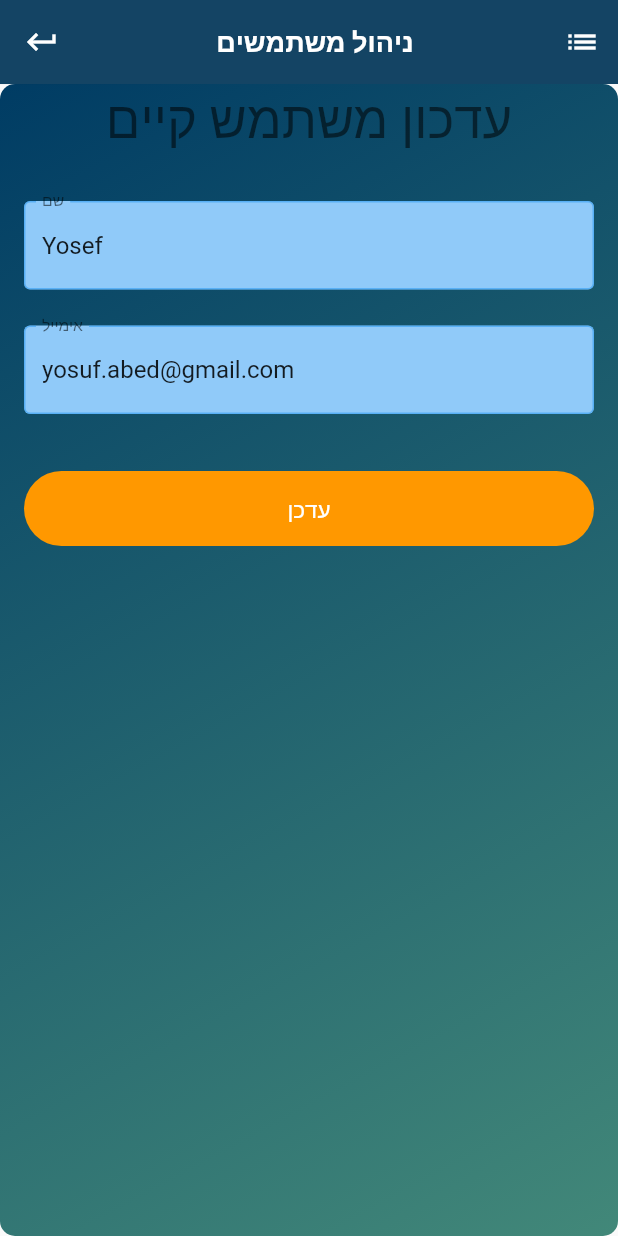
After one commit to mustafma/pamon, a Flutter app: the UsersDashboardPage screen opened by its route, after a tap on "שנה", on a phone screen of 412 x 824 dp. The commit adds this screen. Run offline on Flutter 3.47's test engine with Material 2 defaults, Android fonts, the phone set to English and light mode, and no system bars; our stand-ins replace badges, cloud_firestore, cloud_functions, firebase_auth, firebase_messaging, get_it and 1 more; missing offline and left inert: flutter_emoji; accounts and stored records are empty.

Commit message:
new stryle

```diff
--- /dev/null
+++ b/lib/Components/flat_button_custom.dart
@@ -0,0 +1,68 @@
+import 'package:flutter/material.dart';
+
+class FlatButtonCustom extends StatelessWidget {
+  final GestureTapCallback onTap;
+  final IconData iconData;
+  final String title;
+  final EdgeInsetsGeometry padding;
+  final EdgeInsetsGeometry margin;
+  final Color color;
+  final bool isEnabled;
+
+  FlatButtonCustom({
+    this.title,
+    @required this.onTap,
+    this.iconData,
+    this.margin,
+    this.color,
+    this.isEnabled = true,
+    this.padding,
+  });
+
+  @override
+  Widget build(BuildContext context) {
+    return Container(
+      height: 50,
+      margin: margin ?? EdgeInsets.fromLTRB(16, 16, 16, 16),
+      child: InkWell(
+        borderRadius: BorderRadius.circular(30),
+        onTap: () {
+          FocusScope.of(context).requestFocus(new FocusNode());
+          if (isEnabled) {
+            onTap();
+          }
+        },
+        child: Container(
+          decoration: BoxDecoration(
+            color: color ?? Color(0xFF6c5ce7),
+            borderRadius: BorderRadius.circular(30),
+          ),
+          padding: padding ?? EdgeInsets.all(10.0),
+          child: Row(
+            mainAxisAlignment: MainAxisAlignment.center,
+            children: <Widget>[
+              if (iconData != null)
+                Icon(
+                  iconData,
+                  color: Colors.white,
+                  size: 20,
+                ),
+              if (iconData != null)
+                SizedBox(
+                  width: 20,
+                ),
+              if (title != null)
+                Text(
+                  title,
+                  style: TextStyle(
+                    fontSize: 15,
+                    color: Colors.white,
+                  ),
+                )
+            ],
+          ),
+        ),
+      ),
+    );
+  }
+}
--- /dev/null
+++ b/lib/Components/page_header.dart
@@ -0,0 +1,28 @@
+import 'package:flutter/material.dart';
+
+class PageHeader extends StatelessWidget {
+  final String title;
+  final double marginBottom;
+  const PageHeader({
+    @required this.title,
+    this.marginBottom,
+    Key key,
+  }) : super(key: key);
+
+  @override
+  Widget build(BuildContext context) {
+    return Column(
+      crossAxisAlignment: CrossAxisAlignment.start,
+      children: <Widget>[
+        Container(
+          margin: EdgeInsets.symmetric(horizontal: 16),
+          child: Text(
+            title,
+            style: Theme.of(context).textTheme.display1,
+          ),
+        ),
+        SizedBox(height: marginBottom ?? 20),
+      ],
+    );
+  }
+}
--- /dev/null
+++ b/lib/Components/shadow_container.dart
@@ -0,0 +1,38 @@
+import 'package:BridgeTeam/model_providers/theme_provider.dart';
+import 'package:flutter/material.dart';
+import 'package:provider/provider.dart';
+
+class ShadowContainer extends StatelessWidget {
+  final EdgeInsets margin;
+  final EdgeInsets padding;
+  final Widget child;
+
+  const ShadowContainer({this.margin, this.padding, this.child, Key key}) : super(key: key);
+
+  @override
+  Widget build(BuildContext context) {
+
+    return Container(
+      margin: margin ?? EdgeInsets.symmetric(horizontal: 16, vertical: 12),
+      padding: padding ?? EdgeInsets.symmetric(horizontal: 12, vertical: 12),
+
+
+decoration: new BoxDecoration(
+                  gradient: new LinearGradient(
+                      colors: [
+                        const Color(0xFF003C64), const Color(0xFF428879)
+                        //const Color(0xFF003C64),
+                        //const Color(0xFF00885A)
+                      ],
+                      begin: FractionalOffset.topLeft,
+                      end: FractionalOffset.bottomRight,
+                      stops: [0.0, 1.0],
+                      tileMode: TileMode.clamp),
+                       borderRadius: BorderRadius.circular(10),
+                       boxShadow: [],
+                       ),
+
+      child: child,
+    );
+  }
+}
--- /dev/null
+++ b/lib/Components/text_form_field_validation.dart
@@ -0,0 +1,83 @@
+import 'package:flutter/material.dart';
+
+typedef Null ValueChangeCallback(String value);
+
+class TextFormFieldValidation extends StatefulWidget {
+  final ValueChangeCallback onValueChanged;
+  final String hint;
+  final TextEditingController controller;
+  final Function validator;
+  final Color containerColor;
+  final TextInputType keyboardType;
+  final TextCapitalization textCapitalization;
+  final FormFieldSetter<String> onSaved;
+  final bool enabled;
+  final String initialValue;
+  final bool obscureText;
+
+  TextFormFieldValidation({
+    Key key,
+    @required this.hint,
+    this.controller,
+    @required this.onValueChanged,
+    this.enabled = true,
+    this.onSaved,
+    this.keyboardType,
+    this.textCapitalization,
+    this.validator,
+    this.containerColor,
+    this.initialValue,
+    this.obscureText,
+  }) : super(key: key);
+
+  @override
+  _TextFormFieldValidationState createState() => _TextFormFieldValidationState();
+}
+
+class _TextFormFieldValidationState extends State<TextFormFieldValidation> {
+  TextEditingController valueController;
+  @override
+  void initState() {
+    super.initState();
+    valueController = widget.controller ?? TextEditingController.fromValue(TextEditingValue(text: widget.initialValue ?? ""));
+    valueController.addListener(() {
+      widget.onValueChanged(valueController.text);
+    });
+  }
+
+  @override
+  Widget build(BuildContext context) {
+    return Container(
+      margin: EdgeInsets.symmetric(horizontal: 16, vertical: 12),
+      child: TextFormField(
+        maxLines: null,
+        enabled: widget.enabled ?? true,
+        onSaved: widget.onSaved ?? (String value) {},
+        keyboardType: widget.keyboardType ?? TextInputType.text,
+        textCapitalization: widget.textCapitalization ?? TextCapitalization.none,
+        obscureText: widget.obscureText ?? false,
+        controller: valueController,
+        validator: widget.validator ??
+            (String value) {
+              if (value.isEmpty) {
+                return 'This field is required';
+              }
+              if (value.length < 2) {
+                return 'Characters must be a min of 2';
+              }
+              return null;
+            },
+        decoration: InputDecoration(
+          filled: true,
+          fillColor: Theme.of(context).backgroundColor,
+          labelText: widget.hint,
+          labelStyle: Theme.of(context).textTheme.caption.copyWith(fontSize: 14),
+          focusedErrorBorder: OutlineInputBorder(borderSide: BorderSide(color: Theme.of(context).accentColor.withOpacity(.5))),
+          errorBorder: OutlineInputBorder(borderSide: BorderSide(color: Theme.of(context).accentColor.withOpacity(.5))),
+          focusedBorder: OutlineInputBorder(borderSide: BorderSide(color: Theme.of(context).accentColor.withOpacity(.8))),
+          enabledBorder: OutlineInputBorder(borderSide: BorderSide(color: Theme.of(context).accentColor.withOpacity(.5))),
+        ),
+      ),
+    );
+  }
+}
--- /dev/null
+++ b/lib/Model/User2.dart
@@ -0,0 +1,29 @@
+import 'package:cloud_firestore/cloud_firestore.dart';
+
+class User2 {
+  String documentID;
+  String email;
+  String name;
+  String password;
+
+  bool isAdmin;
+
+  User2({
+    this.documentID,
+    this.email,
+    this.isAdmin,
+    this.name,
+    this.password,
+  });
+
+  factory User2.fromFirestore(DocumentSnapshot document) {
+    Map data = document.data;
+
+    return User2(
+      documentID: document.documentID,
+      email: data['email'] ?? '',
+      name: data['name'] ?? '',
+      isAdmin: data['isAdmin'] ?? false,
+    );
+  }
+}
--- /dev/null
+++ b/lib/Views/UserDashboard.dart
@@ -0,0 +1,77 @@
+import 'package:BridgeTeam/Components/page_header.dart';
+import 'package:BridgeTeam/Views/UserItem.dart';
+import 'package:BridgeTeam/Views/user_details_page.dart';
+import 'package:BridgeTeam/model_providers/users_provider.dart';
+import 'package:flutter/cupertino.dart';
+import 'package:flutter/material.dart';
+import 'package:provider/provider.dart';
+
+import 'appBar.dart';
+
+class UsersDashboardPage extends StatefulWidget {
+  UsersDashboardPage({Key key}) : super(key: key);
+
+  @override
+  _UsersDashboardPageState createState() => _UsersDashboardPageState();
+}
+
+class _UsersDashboardPageState extends State<UsersDashboardPage> {
+  GlobalKey<ScaffoldState> _scaffoldKey = GlobalKey<ScaffoldState>();
+  @override
+  Widget build(BuildContext context) {
+    final usersProvider =
+        new UsersProvider(); //Provider.of<UsersProvider>(context);
+    return Scaffold(
+      appBar: BaseAppBar(
+        title: Text('ניהול משתמשים',
+            style: TextStyle(
+                color: Colors.white, fontWeight: FontWeight.bold, fontSize: 18),
+            textDirection: TextDirection.rtl),
+        backButtonVisible: true,
+        appBar: AppBar(),
+      ),
+      body: Container(
+        decoration: new BoxDecoration(
+            gradient: new LinearGradient(
+                colors: [const Color(0xFF003C64), const Color(0xFF428879)],
+                begin: FractionalOffset.topLeft,
+                end: FractionalOffset.bottomRight,
+                stops: [0.0, 1.0],
+                tileMode: TileMode.clamp)),
+        child: ListView(
+          children: <Widget>[
+            Center(child: PageHeader(
+              title: 'רשימת משתמשים',
+            ),
+
+            ),
+
+            for (int i = 0; i < usersProvider.users.length; i++)
+              UserItem(
+                user: usersProvider.users[i],
+              ),
+          ],
+        ),
+      ),
+      floatingActionButton: Container(
+
+        margin: EdgeInsets.only(bottom: 10),
+        child: FloatingActionButton.extended(
+          backgroundColor: Colors.orange,
+            onPressed: () {
+              Navigator.of(context).push(
+                new MaterialPageRoute<Null>(
+                    builder: (BuildContext context) {
+                      return UserDetailsPage();
+                    },
+                    fullscreenDialog: true),
+              );
+            },
+            icon: Icon(
+              Icons.add,
+            ),
+            label: Text("User")),
+      ),
+    );
+  }
+}
--- /dev/null
+++ b/lib/Views/UserItem.dart
@@ -0,0 +1,96 @@
+import 'package:BridgeTeam/Components/shadow_container.dart';
+import 'package:BridgeTeam/Model/User2.dart';
+import 'package:BridgeTeam/Views/user_details_page.dart';
+import 'package:BridgeTeam/Views/user_password_page.dart';
+import 'package:flutter/cupertino.dart';
+import 'package:flutter/material.dart';
+
+class UserItem extends StatelessWidget {
+  final User2 user;
+  const UserItem({
+    this.user,
+    Key key,
+  }) : super(key: key);
+@override
+  Widget build(BuildContext context) {
+    return ShadowContainer(
+      child: Column(
+        children: <Widget>[
+          Row(
+            mainAxisAlignment: MainAxisAlignment.spaceBetween,
+            children: <Widget>[
+              Column(
+                crossAxisAlignment: CrossAxisAlignment.start,
+                children: <Widget>[
+                  Text(user.name,style: TextStyle(
+                    color: Colors.white,
+                    fontSize: 15,
+                    fontWeight: FontWeight.normal)),
+                  SizedBox(height: 3),
+                  Row(
+                    mainAxisAlignment: MainAxisAlignment.spaceBetween,
+                    children: <Widget>[
+                      Text(user.email ,style: TextStyle(
+                    color: Colors.white,
+                    fontSize: 15,
+                    fontWeight: FontWeight.normal)),
+                    ],
+                  ),
+                ],
+              ),
+              Column(
+                children: <Widget>[
+                  InkWell(
+                    onTap: () {
+                      Navigator.of(context).push(
+                        new MaterialPageRoute<Null>(
+                            builder: (BuildContext context) {
+                              return UserDetailsPage(
+                                user: user,
+                              );
+                            },
+                            fullscreenDialog: true),
+                      );
+                    },
+                    child: Container(
+                      padding: EdgeInsets.symmetric(horizontal: 12, vertical: 6),
+                      decoration:
+                          BoxDecoration(border: Border.all(color: Colors.orange), borderRadius: BorderRadius.circular(20)),
+                      child: Text(
+                        'שנה',
+                        style: TextStyle(fontSize: 15, color: Theme.of(context).buttonColor),
+                      ),
+                    ),
+                  ),
+                  SizedBox(height: 8),
+                  InkWell(
+                    onTap: () {
+                      Navigator.of(context).push(
+                        new MaterialPageRoute<Null>(
+                            builder: (BuildContext context) {
+                              return UserPasswordPage(
+                                user: user,
+                              );
+                            },
+                            fullscreenDialog: true),
+                      );
+                    },
+                    child: Container(
+                      padding: EdgeInsets.symmetric(horizontal: 10, vertical: 6),
+                      decoration:
+                          BoxDecoration(border: Border.all(color: Colors.orange), borderRadius: BorderRadius.circular(20)),
+                      child: Text(
+                        'סיסמה',
+                        style: TextStyle(fontSize: 15, color: Theme.of(context).buttonColor),
+                      ),
+                    ),
+                  ),
+                ],
+              ),
+            ],
+          ),
+        ],
+      ),
+    );
+  }
+}
--- a/lib/Views/notification_card.dart
+++ b/lib/Views/notification_card.dart
@@ -1,6 +1,6 @@
 import 'dart:async';
 import 'package:BridgeTeam/Model/enumTypes.dart' ;
-import 'package:BridgeTeam/Model/User.dart'  hide Element;
+import 'package:BridgeTeam/Model/User.dart' ;
 
 //import 'package:BridgeTeam/Model/enumTypes.dart';
 import 'package:BridgeTeam/services/crud.dart';
--- /dev/null
+++ b/lib/Views/user_details_page.dart
@@ -0,0 +1,107 @@
+import 'package:BridgeTeam/Components/flat_button_custom.dart';
+import 'package:BridgeTeam/Components/page_header.dart';
+import 'package:BridgeTeam/Components/text_form_field_validation.dart';
+import 'package:BridgeTeam/Model/User2.dart';
+import 'package:flutter/cupertino.dart';
+import 'package:flutter/material.dart';
+
+import 'appBar.dart';
+
+class UserDetailsPage extends StatefulWidget {
+  final User2 user;
+  UserDetailsPage({this.user, Key key}) : super(key: key);
+
+  @override
+  _UserDetailsPageState createState() => _UserDetailsPageState();
+}
+
+class _UserDetailsPageState extends State<UserDetailsPage> {
+  User2 user;
+  @override
+  void initState() {
+    if (widget.user == null) {
+      user = User2();
+    } else {
+      user = widget.user;
+    }
+    super.initState();
+  }
+
+  final formKey = GlobalKey<FormState>();
+  @override
+  Widget build(BuildContext context) {
+    //final themeProvider = Provider.of<ThemeProvider>(context);
+    //final usersProvider = Provider.of<UsersProvider>(context);
+    return Scaffold(
+      appBar: BaseAppBar(
+        title: Text('ניהול משתמשים',
+            style: TextStyle(
+                color: Colors.white, fontWeight: FontWeight.bold, fontSize: 18),
+            textDirection: TextDirection.rtl),
+        backButtonVisible: true,
+        appBar: AppBar(),
+      ),
+      body: Container(
+        decoration: new BoxDecoration(
+          gradient: new LinearGradient(
+              colors: [
+                const Color(0xFF003C64), const Color(0xFF428879)
+                //const Color(0xFF003C64),
+                //const Color(0xFF00885A)
+              ],
+              begin: FractionalOffset.topLeft,
+              end: FractionalOffset.bottomRight,
+              stops: [0.0, 1.0],
+              tileMode: TileMode.clamp),
+          borderRadius: BorderRadius.circular(10),
+          boxShadow: [],
+        ),
+        child: Form(
+          key: formKey,
+          child: ListView(
+            children: <Widget>[
+              Center(child: PageHeader(
+                title: widget.user == null ? 'משתמש חדש' : 'עדכון משתמש קיים',
+              ),
+              ),
+
+              TextFormFieldValidation(
+                hint: 'שם',
+                initialValue: user.name,
+                onValueChanged: (val) {
+                  user.name = val.trim();
+                },
+              ),
+              TextFormFieldValidation(
+                hint: 'אימייל',
+                initialValue: user.email,
+                onValueChanged: (val) {
+                  user.email = val.trim();
+                },
+              ),
+              if (widget.user == null)
+                TextFormFieldValidation(
+                  hint: 'סיסמה',
+                  initialValue: user.password,
+                  onValueChanged: (val) {
+                    user.password = val.trim();
+                  },
+                ),
+              SizedBox(height: 10),
+              FlatButtonCustom(
+                title: widget.user == null ? 'חדש' : 'עדכן',
+                color: Colors.orange,
+                onTap: () {
+                  if (formKey.currentState.validate()) {
+                    // usersProvider.updateUser(user: user, isRegistering: widget.user == null ? true : false);
+                    Navigator.of(context).pop();
+                  }
+                },
+              ),
+            ],
+          ),
+        ),
+      ),
+    );
+  }
+}
--- a/lib/main.dart
+++ b/lib/main.dart
@@ -3,6 +3,7 @@ import 'package:BridgeTeam/Views/ui_login.dart';
 import 'package:BridgeTeam/locator.dart';
 import 'package:flutter_localizations/flutter_localizations.dart';
 
+import 'Views/UserDashboard.dart';
 import 'Views/instanseMessage.dart';
 import 'Views/landing_page.dart';
 import 'Views/settings_view.dart';
@@ -30,6 +31,7 @@ class MyApp extends StatelessWidget {
           '/SignOut': (context) => LoginWidget(),
           '/Settings': (context) => SettingsWindow(),
           '/IM': (context) => InstanceMessage(),
+          '/UserMng': (context) => UsersDashboardPage(),
         },
         theme: new ThemeData(
           //  primaryColor: Color.fromRGBO(58, 66, 86, 1.0),
--- /dev/null
+++ b/lib/model_providers/theme_provider.dart
@@ -0,0 +1,48 @@
+import 'package:flutter/material.dart';
+
+class ThemeProvider with ChangeNotifier {
+  bool isLightTheme;
+
+  ThemeProvider({this.isLightTheme});
+
+  ThemeData get getThemeData => isLightTheme ? lightTheme : darkTheme;
+
+  set setThemeData(bool val) {
+    if (val) {
+      isLightTheme = true;
+    } else {
+      isLightTheme = false;
+    }
+    notifyListeners();
+  }
+}
+
+final darkTheme = ThemeData(
+  fontFamily: 'GoogleSans',
+  primarySwatch: Colors.grey,
+  primaryColor: Color(0xFF1E1F28),
+  brightness: Brightness.dark,
+  backgroundColor: Color(0xFF2A2C36),
+  scaffoldBackgroundColor: Color(0xFF1E1F28),
+  accentColor: Colors.white,
+  accentIconTheme: IconThemeData(color: Colors.black),
+  dividerColor: Colors.white12,
+  buttonColor: Color(0xFFEF3651),
+  appBarTheme: AppBarTheme(elevation: 0.0),
+  textTheme: TextTheme(display1: TextStyle(fontSize: 34, color: Colors.white, fontWeight: FontWeight.w600)),
+);
+
+final lightTheme = ThemeData(
+  fontFamily: 'GoogleSans',
+  primarySwatch: Colors.grey,
+  primaryColor: Colors.white,
+  brightness: Brightness.light,
+  backgroundColor: Color(0xFFFFFFFF),
+  scaffoldBackgroundColor: Color(0xFFF9F9F9),
+  accentColor: Colors.black,
+  accentIconTheme: IconThemeData(color: Colors.white),
+  dividerColor: Colors.black12,
+  buttonColor: Color(0xFFDB3022),
+  appBarTheme: AppBarTheme(elevation: 0.0, color: Color(0xFFF9F9F9)),
+  textTheme: TextTheme(display1: TextStyle(fontSize: 34, color: Colors.black87, fontWeight: FontWeight.w600)),
+);
--- /dev/null
+++ b/lib/model_providers/users_provider.dart
@@ -0,0 +1,55 @@
+import 'package:BridgeTeam/Model/User2.dart';
+import 'package:flutter/material.dart';
+
+//import '../models_services/users_services.dart';
+
+class UsersProvider with ChangeNotifier {
+  bool _isLoading = false;
+  bool get isLoading => _isLoading;
+
+/* ------------------------------- NOTE Users ------------------------------- */
+  List<User2> _users = [];
+  List<User2> get users => _users;
+
+
+  UsersProvider(){
+    User2 u2 = new User2(
+      documentID: "1",
+      name: "Yosef",
+      email: "yosuf.abed@gmail.com",
+      isAdmin: true,
+      password: "123456");
+
+_users.add(u2);
+
+  }
+
+
+
+  Future initState() async {
+
+    User2 u2 = new User2(
+      documentID: "1",
+      name: "Yosef",
+      email: "yosuf.abed@gmail.com",
+      isAdmin: true,
+      password: "123456");
+
+_users.add(u2);
+
+    //var res = await UsersService.streamUsers();
+   // res.listen((r) {
+    //  _users = r;
+    //  notifyListeners();
+    //});
+  }
+
+  Future updateUser({@required User2 user, @required bool isRegistering}) async {
+    //await UsersService.updateUser(user: user, isRegistering: isRegistering);
+    print('runinng');
+  }
+
+  Future updateUserPassword({User2 user}) async {
+    //await UsersService.updateUserPassword(user: user);
+  }
+}
```
Also changed, not shown: lib/Views/appBar.dart (+9 -0 lines), lib/Views/user_password_page.dart (added, +96 -0 lines).
